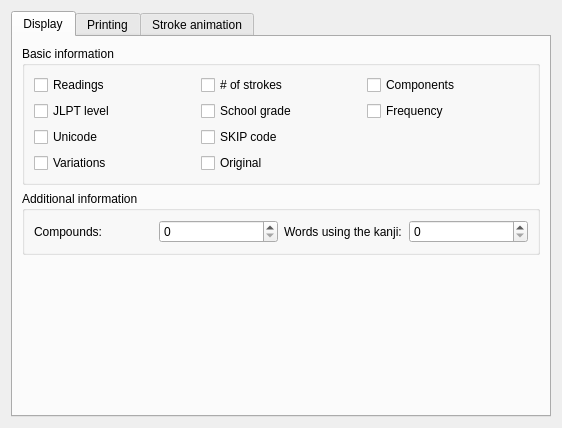
First picture: the form in src/gui/kanjidic2/Kanjidic2Preferences.ui, repository Gnurou/tagainijisho, before the edit.
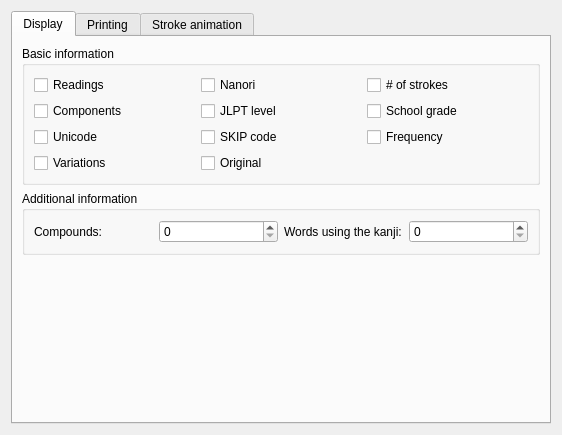
Second picture: the form after the edit. Icons and pictures are not drawn.

Commit message: Started stroke animation control buttons

```diff
--- a/src/gui/kanjidic2/Kanjidic2Preferences.ui
+++ b/src/gui/kanjidic2/Kanjidic2Preferences.ui
@@ -7,7 +7,7 @@
     <x>0</x>
     <y>0</y>
     <width>562</width>
-    <height>428</height>
+    <height>435</height>
    </rect>
   </property>
   <property name="windowTitle">
@@ -37,41 +37,6 @@
             </property>
            </widget>
           </item>
-          <item row="0" column="1">
-           <widget class="QCheckBox" name="showStrokesNumber">
-            <property name="text">
-             <string># of strokes</string>
-            </property>
-           </widget>
-          </item>
-          <item row="0" column="2">
-           <widget class="QCheckBox" name="showComponents">
-            <property name="text">
-             <string>Components</string>
-            </property>
-           </widget>
-          </item>
-          <item row="1" column="0">
-           <widget class="QCheckBox" name="showJLPT">
-            <property name="text">
-             <string>JLPT level</string>
-            </property>
-           </widget>
-          </item>
-          <item row="1" column="1">
-           <widget class="QCheckBox" name="showGrade">
-            <property name="text">
-             <string>School grade</string>
-            </property>
-           </widget>
-          </item>
-          <item row="1" column="2">
-           <widget class="QCheckBox" name="showFrequency">
-            <property name="text">
-             <string>Frequency</string>
-            </property>
-           </widget>
-          </item>
           <item row="2" column="0">
            <widget class="QCheckBox" name="showUnicode">
             <property name="text">
@@ -100,6 +65,48 @@
             </property>
            </widget>
           </item>
+          <item row="2" column="2">
+           <widget class="QCheckBox" name="showFrequency">
+            <property name="text">
+             <string>Frequency</string>
+            </property>
+           </widget>
+          </item>
+          <item row="1" column="2">
+           <widget class="QCheckBox" name="showGrade">
+            <property name="text">
+             <string>School grade</string>
+            </property>
+           </widget>
+          </item>
+          <item row="1" column="1">
+           <widget class="QCheckBox" name="showJLPT">
+            <property name="text">
+             <string>JLPT level</string>
+            </property>
+           </widget>
+          </item>
+          <item row="1" column="0">
+           <widget class="QCheckBox" name="showComponents">
+            <property name="text">
+             <string>Components</string>
+            </property>
+           </widget>
+          </item>
+          <item row="0" column="2">
+           <widget class="QCheckBox" name="showStrokesNumber">
+            <property name="text">
+             <string># of strokes</string>
+            </property>
+           </widget>
+          </item>
+          <item row="0" column="1">
+           <widget class="QCheckBox" name="showNanori">
+            <property name="text">
+             <string>Nanori</string>
+            </property>
+           </widget>
+          </item>
          </layout>
         </widget>
        </item>
```
Left out of the diff: 4 changed lines with no effect on the pictures. The commit also changes 4 other files.
